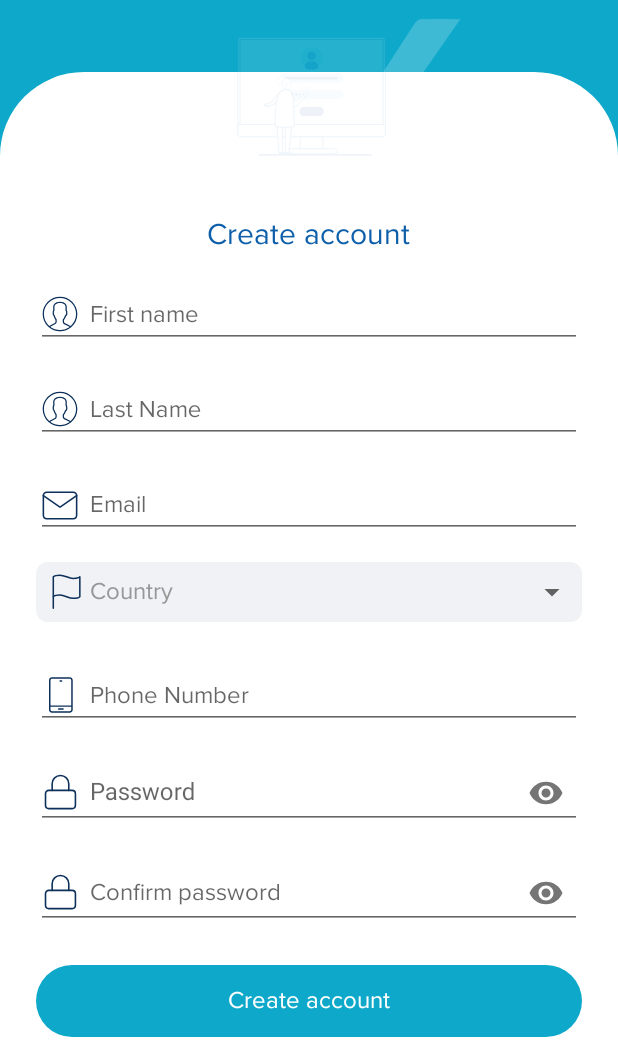
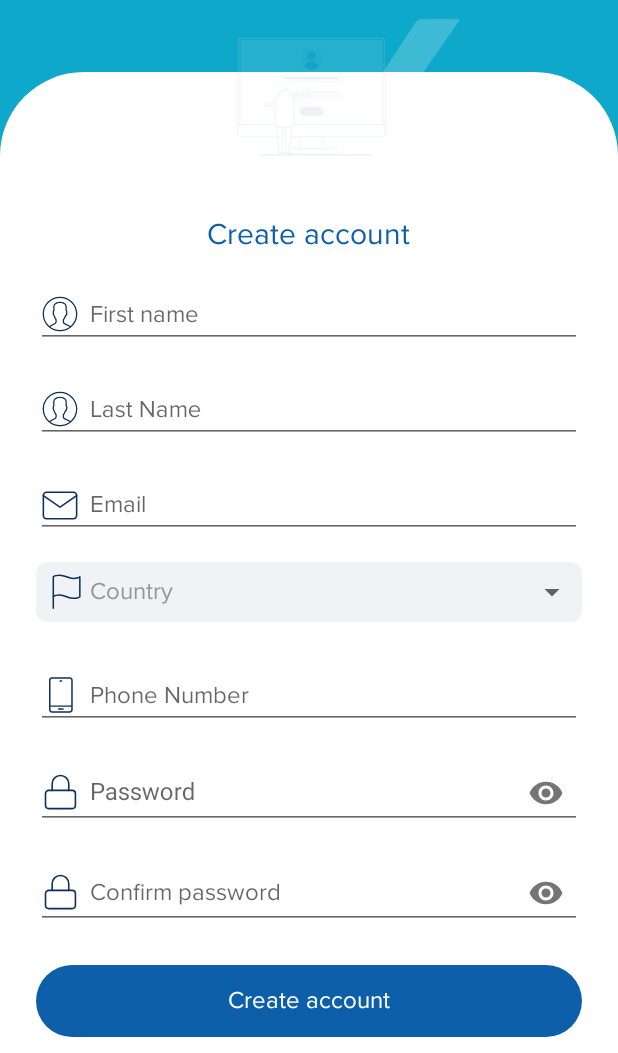
Before and after one commit to fredrickochieng-tospay/tospay, an Android app: the screen it shows after launch (AuthActivity), after a tap on an icon or button, on a phone screen of 412 x 824 dp, the part 183-1236 px from its top. Run offline under Robolectric (Android 15) with nearby library versions, the phone set to English and light mode, and no system bars; our stand-ins replace data binding; 2 statements that could not run were skipped; 3 other taps on this screen came first.

Commit message:
change button color

```diff
--- a/auth/src/main/res/drawable/card_coral_with_corners.xml
+++ b/auth/src/main/res/drawable/card_coral_with_corners.xml
@@ -1,6 +1,5 @@
 <?xml version="1.0" encoding="utf-8"?>
-<shape
-    xmlns:android="http://schemas.android.com/apk/res/android">
-    <solid android:color="@color/colorPrimary" />
+<shape xmlns:android="http://schemas.android.com/apk/res/android">
+    <solid android:color="#0E5FAA" />
     <corners android:radius="80dp" />
 </shape>
--- a/auth/src/main/res/drawable/card_coral_with_corners_disabled.xml
+++ b/auth/src/main/res/drawable/card_coral_with_corners_disabled.xml
@@ -1,6 +1,6 @@
 <?xml version="1.0" encoding="utf-8"?>
 <shape
     xmlns:android="http://schemas.android.com/apk/res/android">
-    <solid android:color="@color/colorPrimary" />
+    <solid android:color="#0E5FAA" />
     <corners android:radius="80dp" />
 </shape>
```
